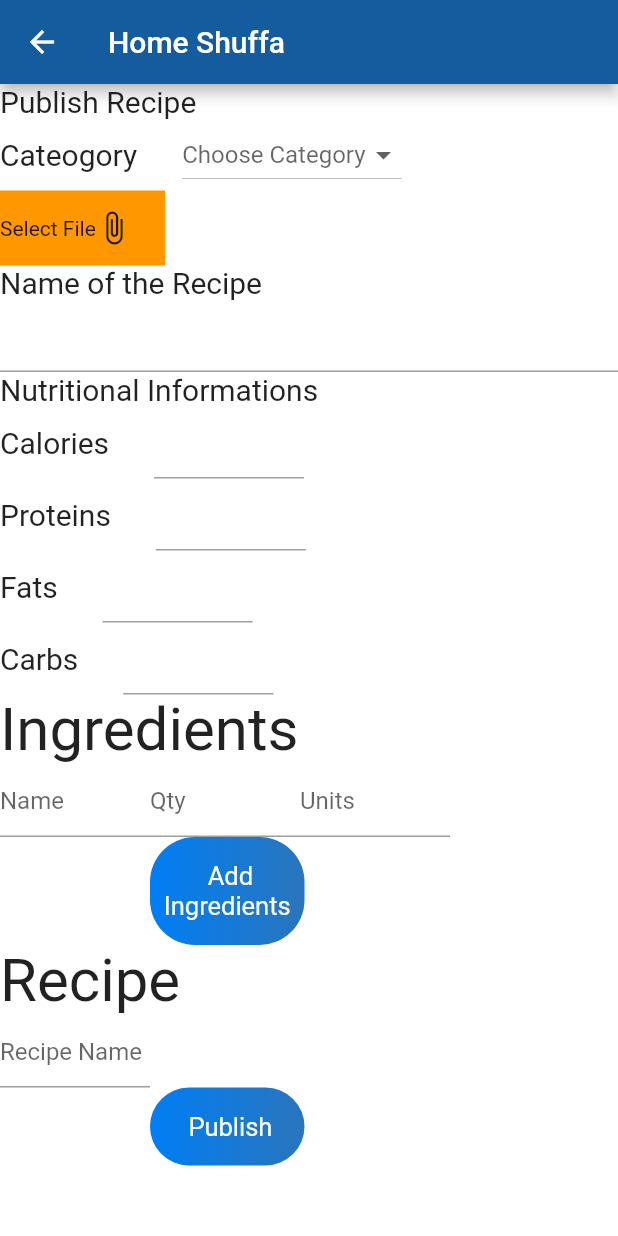
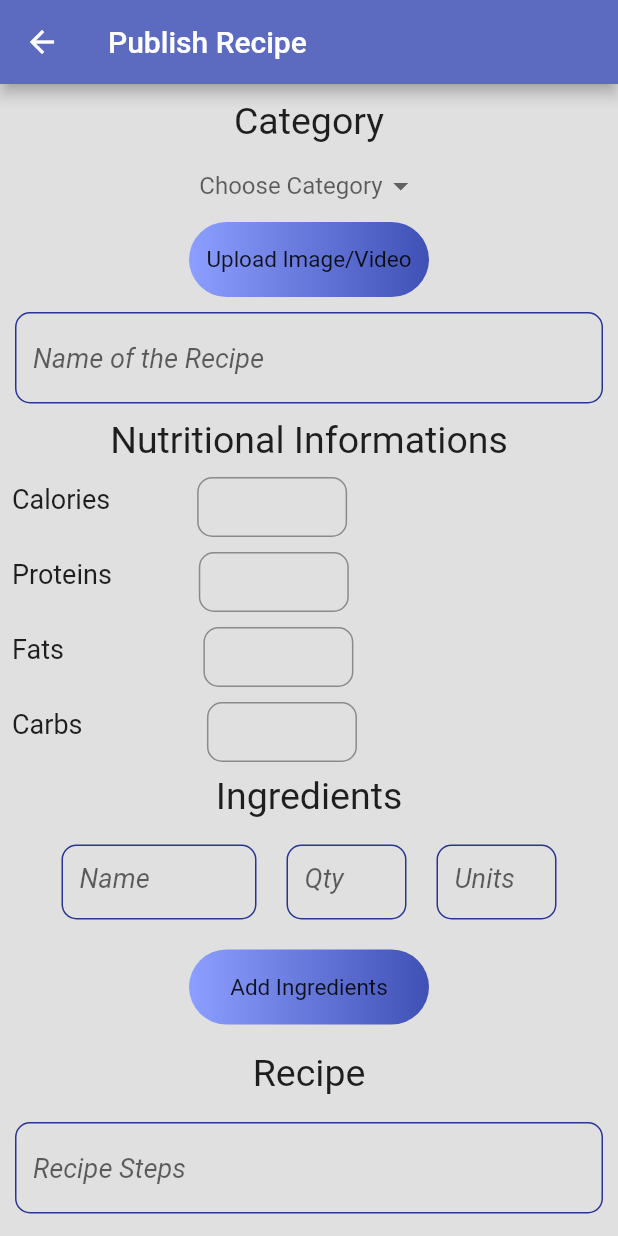
Before and after one commit to piffaisgorgeous/recipe_application, a Flutter app: the PublishRecipe screen opened directly, on a phone screen of 412 x 824 dp. Run offline on Flutter 3.47's test engine with Material 2 defaults, Android fonts, the phone set to English and light mode, and no system bars; our stand-ins replace cloud_firestore, file_picker, firebase_auth, firebase_core, firebase_storage, image_picker and 2 more; accounts and stored records are empty.

Commit message:
Added beautify in search and publish recipe

```diff
--- a/lib/services/database.dart
+++ b/lib/services/database.dart
@@ -20,7 +20,7 @@ class DatabaseMethods {
       print(e.toString());
     });
   }
-
+//mao ni
   uploadRecipeInfo(String chosenCategory, String recipeName, userMap) {
      FirebaseFirestore.instance.collection('recipes')
      .doc('recipes')
--- a/lib/views/publishRecipe.dart
+++ b/lib/views/publishRecipe.dart
@@ -70,7 +70,7 @@ class _PublishRecipeState extends State<PublishRecipe> {
               qtyIngredients: double.parse(start_qty_ingredients.text),
               units: start_units_ingredients.text));
     }
-
+//mao ni
     databaseMethods.uploadRecipeInfo(chosenCategory, recipe_name, userMap);
     databaseMethods.uploadDetailsofRecipe(ingredientsMap, healthInfoMap,
         recipe_name, chosenCategory, widget.userEmail);
@@ -213,16 +213,23 @@ class _PublishRecipeState extends State<PublishRecipe> {
   Widget build(BuildContext context) {
     final fileName = file != null ? basename(file.path) : 'No File Selected';
     return Scaffold(
-      backgroundColor: Colors.white,
-      appBar: AppBar(title: Text('Home Shuffa')),
+       backgroundColor: Colors.grey[300],
+      appBar: AppBar(
+          backgroundColor: Colors.indigo[400],
+          title: Text(
+            'Publish Recipe',
+            style: TextStyle(color: Colors.white),
+          )),
       body: SingleChildScrollView(
-        child: Column(crossAxisAlignment: CrossAxisAlignment.start, children: [
-          Text('Publish Recipe', style: TextStyle(fontSize: 20.0)),
-          Row(
-            children: [
-              Text('Cateogory', style: TextStyle(fontSize: 20)),
-              SizedBox(width: 30.0),
-              DropdownButton(
+        child: Padding(
+          padding: EdgeInsets.only(top: 10),
+          child: Column(children: [
+            Text('Category', style: TextStyle(fontSize: 25)),
+            SizedBox(height: 5),
+            DropdownButtonHideUnderline(
+              child: DropdownButton(
+                  elevation: 10,
+                  autofocus: true,
                   hint: Text('Choose Category'),
                   value: chosenCategory,
                   onChanged: (value) {
@@ -230,20 +237,15 @@ class _PublishRecipeState extends State<PublishRecipe> {
                       chosenCategory = value;
                     });
                   },
+                  dropdownColor: Colors.indigo[100],
                   items: _category.map((value) {
                     return DropdownMenuItem(
                       value: value,
                       child: Text(value),
                     );
-                  }).toList())
-            ],
+                  }).toList()),
             ),
-
-          //hakdog
-
             Column(
-            children: [
-              Row(
               children: [
                 GestureDetector(
                   onTap: () {
@@ -253,22 +255,9 @@ class _PublishRecipeState extends State<PublishRecipe> {
                     textController = null;
                     selectFile();
                   },
-                    child: Container(
-                        width: 110,
-                        height: 50,
-                        color: Colors.orange,
-                        child: Center(
-                          child: Row(children: [
-                            Text('Select File'),
-                            Icon(
-                              Icons.attach_file,
-                            )
-                          ]),
-                        )),
+                  child: containerDecoration("Upload Image/Video")
                 ),
                 task != null ? buildUploadStatus(task) : Container(),
-                ],
-              ),
                 Container(
                   child: typeString == null &&
                           url == null &&
@@ -280,73 +269,163 @@ class _PublishRecipeState extends State<PublishRecipe> {
                               aspectRatio: controller.value.aspectRatio,
                               child: Image.network(url))
                           : Container(
-                            alignment: Alignment.center,
-                            child: Column(
-                              children: [
-                                Container(
+                              // color: Colors.green,
                               alignment: Alignment.topCenter,
                               child: buildVideo()),
+                )
               ],
+            ),
+            Padding(
+              padding: const EdgeInsets.all(10),
+              child: TextField(
+                  controller: recipeName,
+                  decoration: textFieldInputDecoration("Name of the Recipe")
+                  ),
+            ),
+            Text('Nutritional Informations', style: TextStyle(fontSize: 25)),
+            Row(
+              children: [
+                Padding(
+                  padding: const EdgeInsets.all(8.0),
+                  child: Text('Calories', style: TextStyle(fontSize: 18)),
+                ),
+                SizedBox(width: 50.0),
+                Container(
+                  height: 50,
+                  width: 100,
+                  child: Padding(
+                    padding: const EdgeInsets.only(top: 10),
+                    child: TextField(
+                      keyboardType: TextInputType.number,
+                      controller: tfcalories,
+                      decoration: InputDecoration(
+                        border: OutlineInputBorder(
+                          borderRadius: BorderRadius.circular(10.0),
+                        ),
+                      ),
                     ),
                   ),
                 )
               ],
             ),
-
-//hakdog
-          Text('Name of the Recipe', style: TextStyle(fontSize: 20)),
-          TextField(
-            controller: recipeName,
-          ),
-          Text('Nutritional Informations', style: TextStyle(fontSize: 20)),
             Row(
               children: [
-              Text('Calories', style: TextStyle(fontSize: 20)),
-              SizedBox(width: 30.0),
-              Container(width: 100.0, child: TextField(controller: tfcalories)),
+                Padding(
+                  padding: const EdgeInsets.all(8.0),
+                  child: Text('Proteins', style: TextStyle(fontSize: 18)),
+                ),
+                SizedBox(width: 50.0),
+                Container(
+                  height: 50,
+                  width: 100,
+                  child: Padding(
+                    padding: const EdgeInsets.only(top: 10),
+                    child: TextField(
+                      keyboardType: TextInputType.number,
+                      controller: tfproteins,
+                      decoration: InputDecoration(
+                        border: OutlineInputBorder(
+                          borderRadius: BorderRadius.circular(10.0),
+                        ),
+                      ),
+                    ),
+                  ),
+                )
               ],
             ),
             Row(
               children: [
-              Text('Proteins', style: TextStyle(fontSize: 20)),
-              SizedBox(width: 30.0),
-              Container(width: 100.0, child: TextField(controller: tfproteins)),
+                Padding(
+                  padding: const EdgeInsets.all(8.0),
+                  child: Text('Fats', style: TextStyle(fontSize: 18)),
+                ),
+                SizedBox(width: 85.0),
+                Container(
+                  height: 50,
+                  width: 100,
+                  child: Padding(
+                    padding: const EdgeInsets.only(top: 10),
+                    child: TextField(
+                      keyboardType: TextInputType.number,
+                      controller: tffats,
+                      decoration: InputDecoration(
+                        border: OutlineInputBorder(
+                          borderRadius: BorderRadius.circular(10.0),
+                        ),
+                      ),
+                    ),
+                  ),
+                )
               ],
             ),
             Row(
               children: [
-              Text('Fats', style: TextStyle(fontSize: 20)),
-              SizedBox(width: 30.0),
-              Container(width: 100.0, child: TextField(controller: tffats)),
+                Padding(
+                  padding: const EdgeInsets.all(8.0),
+                  child: Text('Carbs', style: TextStyle(fontSize: 18)),
+                ),
+                SizedBox(width: 75.0),
+                Container(
+                  height: 50,
+                  width: 100,
+                  child: Padding(
+                    padding: const EdgeInsets.only(top: 10),
+                    child: TextField(
+                      keyboardType: TextInputType.number,
+                      controller: tfcarbs,
+                      decoration: InputDecoration(
+                        border: OutlineInputBorder(
+                          borderRadius: BorderRadius.circular(10.0),
+                        ),
+                      ),
+                    ),
+                  ),
+                )
               ],
             ),
-          Row(
-            children: [
-              Text('Carbs', style: TextStyle(fontSize: 20)),
-              SizedBox(width: 30.0),
-              Container(width: 100.0, child: TextField(controller: tfcarbs)),
-            ],
+            Padding(
+              padding: const EdgeInsets.all(8.0),
+              child: Text('Ingredients', style: TextStyle(fontSize: 25)),
             ),
-          Text('Ingredients', style: TextStyle(fontSize: 40)),
             ingredients.length == 0
                 ? Row(
+                    mainAxisAlignment: MainAxisAlignment.center,
                     children: [
                       Container(
-                        width: 100.0,
+                        width: 150,
+                        height: 70,
+                        child: Padding(
+                          padding: const EdgeInsets.all(10),
                           child: TextField(
                               controller: start_name_ingredients,
-                          decoration: InputDecoration(hintText: 'Name'),
-                        )),
+                              decoration:  textFieldInputDecoration("Name")
+                              ),
+                        ),
+                      ),
                       Container(
-                        width: 100.0,
+                        width: 100,
+                        height: 70,
+                        child: Padding(
+                          padding: const EdgeInsets.all(10),
                           child: TextField(
+                              keyboardType: TextInputType.number,
                               controller: start_qty_ingredients,
-                            decoration: InputDecoration(hintText: 'Qty'))),
+                              decoration: textFieldInputDecoration("Qty")
+                              ),
+                        ),
+                      ),
                       Container(
-                        width: 100.0,
+                        width: 100,
+                        height: 70,
+                        child: Padding(
+                          padding: const EdgeInsets.all(10),
                           child: TextField(
+                              keyboardType: TextInputType.number,
                               controller: start_units_ingredients,
-                            decoration: InputDecoration(hintText: 'Units'))),
+                              decoration:textFieldInputDecoration("Units")
+                              ),
+                        ),
+                      ),
                     ],
                   )
                 : ListView.builder(
@@ -364,7 +443,7 @@ class _PublishRecipeState extends State<PublishRecipe> {
                       );
                     }),
             Padding(
-            padding: const EdgeInsets.only(left: 100.0),
+              padding: const EdgeInsets.all(10),
               child: InkWell(
                 //splashColor: Colors.red,
                 child: GestureDetector(
@@ -372,81 +451,32 @@ class _PublishRecipeState extends State<PublishRecipe> {
                     log("first");
                     createDialog(context);
                   },
-                child: Container(
-                  padding: EdgeInsets.symmetric(vertical: 16),
-                  decoration: BoxDecoration(
-                      borderRadius: BorderRadius.circular(30),
-                      gradient: LinearGradient(
-                        colors: [
-                          const Color(0xff007EF4),
-                          const Color(0xff2A75BC)
-                        ],
-                      )),
-                  width: MediaQuery.of(context).size.width / 4,
-                  child: Text(
-                    " Add Ingredients",
-                    style: biggerTextStyle(),
-                    textAlign: TextAlign.center,
+                  child: containerDecoration("Add Ingredients")
                 ),
               ),
             ),
+            Padding(
+              padding: const EdgeInsets.all(8.0),
+              child: Text('Recipe', style: TextStyle(fontSize: 25)),
+            ),
+            Padding(
+              padding: const EdgeInsets.all(10),
+              child: TextField(
+                  controller: start_name_recipe,
+                  decoration:  textFieldInputDecoration("Recipe Steps")
                   ),
             ),
-
-          Text('Recipe', style: TextStyle(fontSize: 40)),
-          //  ingredients.length == 0
-          //?
-          Row(
-            children: [
-              Container(
-                  width: 100.0,
-                  child: TextField(
-                    controller: start_name_recipe,
-                    decoration: InputDecoration(hintText: 'Recipe Name'),
-                  )),
-            ],
-          ),
-          // : ListView.builder(
-          //   shrinkWrap: true,
-          //     itemCount: ingredients.length,
-          //     itemBuilder: (BuildContext context, int index) {
-          //       return Container(
-          //         child: Row(
-          //           children: [
-          //             Text('${ingredients[index].nameIngredients}'),
-          //             Text('${ingredients[index].qtyIngredients}'),
-          //             Text('${ingredients[index].units}')
-          //           ],
-          //         ),
-          //       );
-          //     }),
-
             Padding(
-            padding: const EdgeInsets.only(left: 100.0),
+              padding: const EdgeInsets.all(10),
               child: GestureDetector(
                 onTap: () {
                   publish();
                 },
-              child: Container(
-                padding: EdgeInsets.symmetric(vertical: 16),
-                decoration: BoxDecoration(
-                    borderRadius: BorderRadius.circular(30),
-                    gradient: LinearGradient(
-                      colors: [
-                        const Color(0xff007EF4),
-                        const Color(0xff2A75BC)
-                      ],
-                    )),
-                width: MediaQuery.of(context).size.width / 4,
-                child: Text(
-                  " Publish",
-                  style: biggerTextStyle(),
-                  textAlign: TextAlign.center,
-                ),
-              ),
+                child: containerDecoration("Publish")
               ),
             ),
           ]),
+        ),
       ),
     );
   }
--- a/lib/views/searchIcon.dart
+++ b/lib/views/searchIcon.dart
@@ -1,4 +1,5 @@
 import 'package:flutter/material.dart';
+import 'package:recipe_application/widget/widget.dart';
 
 // SEARCH == account
 class Search extends StatefulWidget {
@@ -9,16 +10,44 @@ class Search extends StatefulWidget {
 class _SearchState extends State<Search> {
   @override
   Widget build(BuildContext context) {
+    TextEditingController search_cat = new TextEditingController();
     return Scaffold(
-      backgroundColor: Colors.green,
-      body: Container(
+      appBar: AppBar(
+        backgroundColor: Colors.indigo[400],
+        title: Text("Search Category"),
+      ),
+      backgroundColor: Colors.grey[300],
+      body: Row(
+        children: [
+          Container(
+            width: 350,
+            child: Padding(
+              padding: const EdgeInsets.all(10),
+              child: TextField(
+                  controller: search_cat,
+                  decoration: textFieldInputDecoration("Search Category")),
+            ),
+          ),
 
-          // decoration: BoxDecoration(
-          //     gradient: LinearGradient(
-          //         begin: Alignment.topRight,
-          //         end: Alignment.bottomRight,
-          //         colors: [Colors.grey])),
-          ),
+           GestureDetector(
+                    onTap: () {
+                     // initiateSearch();
+                    },
+                    child: Container(
+                        height: 40,
+                        width: 40,
+                        decoration: BoxDecoration(
+                            gradient: LinearGradient(colors: [
+                          Colors.transparent,
+                          Colors.transparent,
+                        ])),
+
+                        child: Icon(Icons.search,
+                        size: 40,)
+                        ),
+                  ),
+        ],
+      ),
     );
   }
 }
--- a/lib/widget/widget.dart
+++ b/lib/widget/widget.dart
@@ -1,22 +1,5 @@
 import 'package:flutter/material.dart';
 
-Widget appBarMain(BuildContext context) {
-  return AppBar(
-    title: Text("PPB"),
-    elevation: 0.0,
-    centerTitle: false,
-  );
-}
-
-InputDecoration textFieldInputDecoration(String hintText) {
-  return InputDecoration(
-      hintText: hintText,
-      hintStyle: TextStyle(color: Colors.white54),
-      focusedBorder:
-          UnderlineInputBorder(borderSide: BorderSide(color: Colors.white)),
-      enabledBorder:
-          UnderlineInputBorder(borderSide: BorderSide(color: Colors.white)));
-}
 
 TextStyle simpleTextStyle() {
   return TextStyle(color: Colors.white, fontSize: 16);
@@ -25,3 +8,38 @@ TextStyle simpleTextStyle() {
 TextStyle biggerTextStyle() {
   return TextStyle(color: Colors.white, fontSize: 17);
 }
+
+InputDecoration textFieldInputDecoration(String hintText) {
+  return InputDecoration(
+    enabledBorder: OutlineInputBorder(
+      borderSide: BorderSide(
+        color: Colors.indigo[800],
+      ),
+      borderRadius: BorderRadius.circular(10.0),
+    ),
+    hintText: hintText,
+    hintStyle: TextStyle(
+      fontSize: 18,
+      fontStyle: FontStyle.italic,
+    ),
+  );
+}
+
+
+
+Container containerDecoration(String text) {
+  return Container(
+                    decoration: BoxDecoration(
+                        borderRadius: BorderRadius.circular(30),
+                        gradient: LinearGradient(
+                          colors: [Colors.indigoAccent[100], Colors.indigo],
+                        )),
+                    width: 160,
+                    height: 50,
+                    child: Center(
+                        child: Text(
+                      text,
+                      style: TextStyle(fontSize: 15),
+                    )),
+                  );
+}
```
Lines whose indentation alone changed are shown as unchanged.
